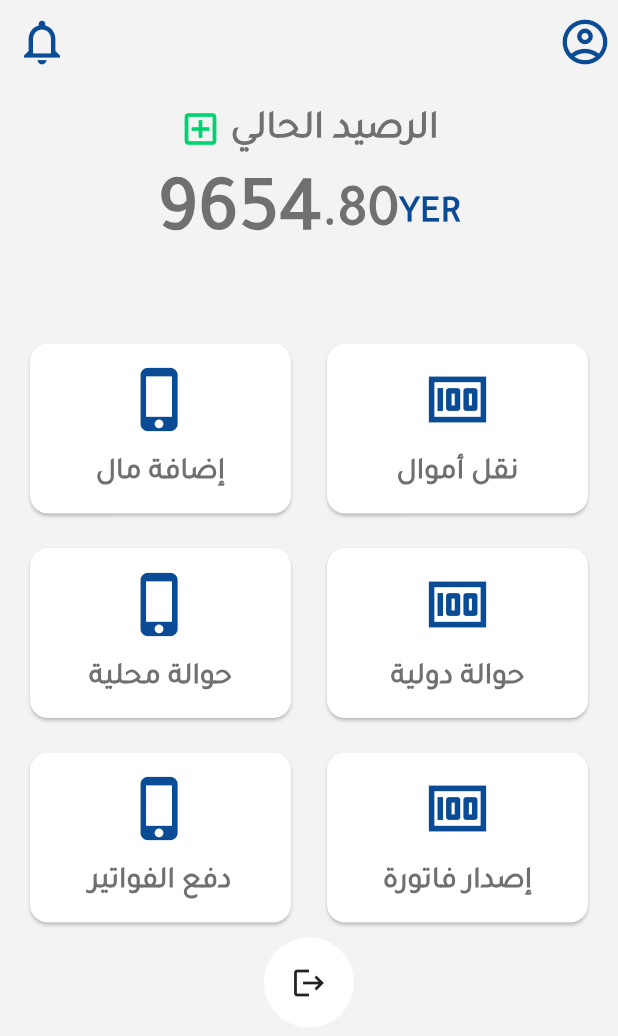
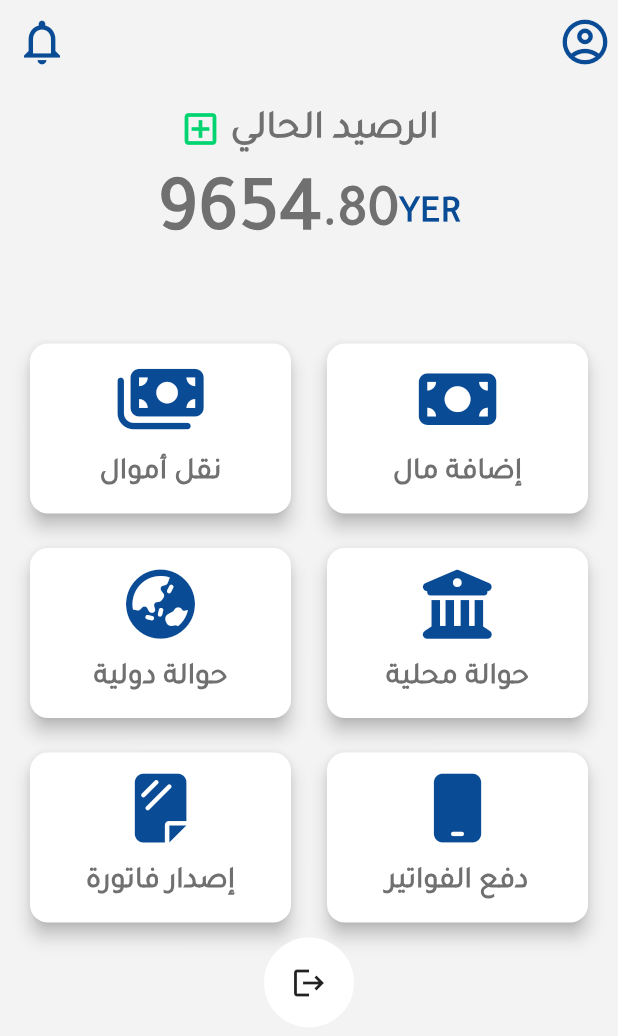
Before and after one commit to devhasanalhamed/digital_wallet, a Flutter app: the HomePage screen opened directly, on a phone screen of 412 x 824 dp. Shown: the top 1036 px of the screen. Run offline on Flutter 3.47's test engine with Material 2 defaults, Android fonts, the phone set to English and light mode, and no system bars; our stand-ins replace font_awesome_flutter.

Commit message:
Update homepage.dart

```diff
--- a/lib/view/screens/homepage.dart
+++ b/lib/view/screens/homepage.dart
@@ -1,4 +1,5 @@
 import 'package:flutter/material.dart';
+import 'package:font_awesome_flutter/font_awesome_flutter.dart';
 import 'package:provider/provider.dart';
 
 import '../../controller/auth_provider.dart';
@@ -12,21 +13,21 @@ class HomePage extends StatefulWidget {
 
 class _HomePageState extends State<HomePage> {
   final catList = [
+    'نقل أموال',
     'إضافة مال',
-    'نقل أموال',
+    'حوالة دولية',
     'حوالة محلية',
-    'حوالة دولية',
+    'إصدار فاتورة',
     'دفع الفواتير',
-    'إصدار فاتورة',
   ];
 
   final catIcons = [
-    Icons.phone_iphone_outlined,
-    Icons.money,
-    Icons.phone_iphone_outlined,
-    Icons.money,
-    Icons.phone_iphone_outlined,
-    Icons.money,
+    FontAwesomeIcons.moneyBills,
+    FontAwesomeIcons.moneyBill,
+    FontAwesomeIcons.earthAsia,
+    FontAwesomeIcons.buildingColumns,
+    FontAwesomeIcons.sheetPlastic,
+    FontAwesomeIcons.mobile,
   ];
 
   @override
@@ -63,7 +64,7 @@ class _HomePageState extends State<HomePage> {
         padding: const EdgeInsets.all(16.0),
         child: Column(
           children: [
-            Container(
+            SizedBox(
               width: double.infinity,
               child: Column(
                 children: [
@@ -143,7 +144,13 @@ class _HomePageState extends State<HomePage> {
                   crossAxisSpacing: 16.0,
                 ),
                 itemCount: catList.length,
-                itemBuilder: (ctx, index) => Card(
+                itemBuilder: (ctx, index) => InkWell(
+                  borderRadius: const BorderRadius.all(
+                    Radius.circular(12),
+                  ),
+                  onTap: (){},
+                  child: Card(
+                    elevation: 5.0,
                     shape: const RoundedRectangleBorder(
                       borderRadius: BorderRadius.all(
                         Radius.circular(12),
@@ -152,7 +159,7 @@ class _HomePageState extends State<HomePage> {
                     child: Column(
                       mainAxisAlignment: MainAxisAlignment.spaceEvenly,
                       children: [
-                      Icon(
+                        FaIcon(
                           catIcons[index],
                           size: 46,
                           color: Theme.of(context).colorScheme.primary,
@@ -166,6 +173,7 @@ class _HomePageState extends State<HomePage> {
                           ),
                         ),
                       ],
+                    ),
                   ),
                 ),
               ),
```
Lines whose indentation alone changed are shown as unchanged.
